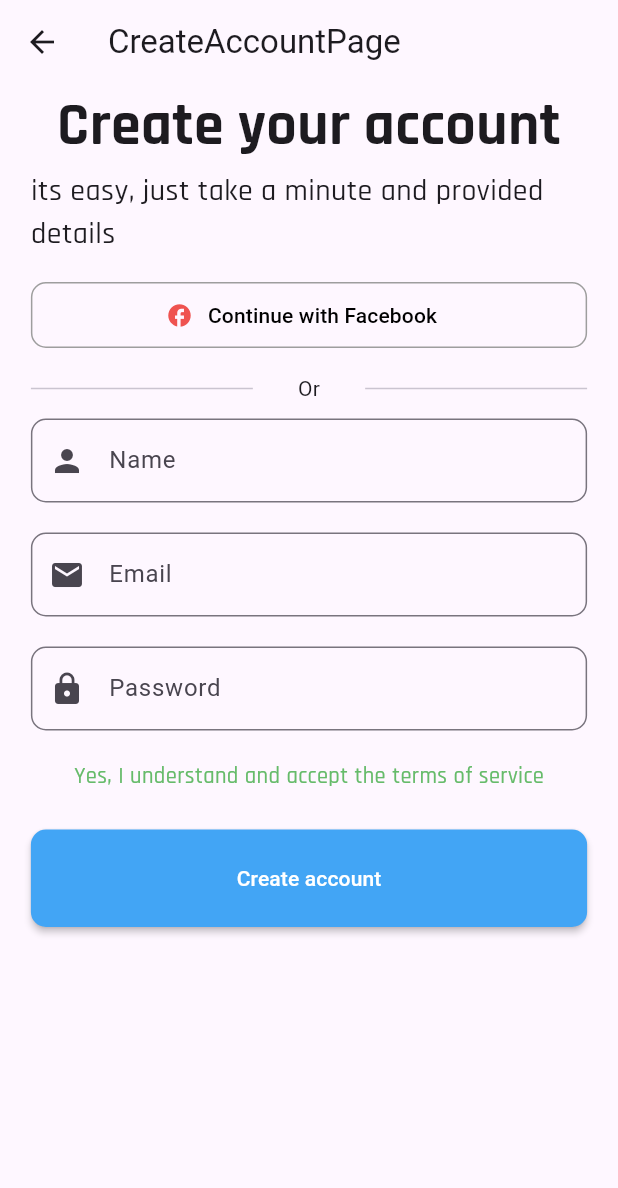
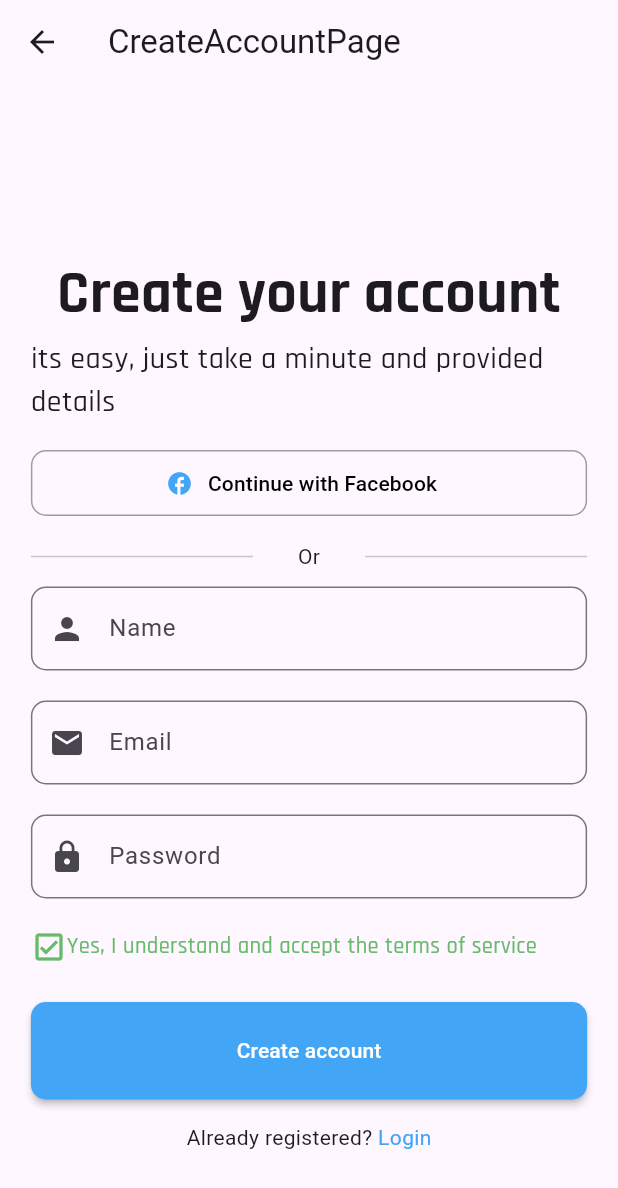
Before and after one commit to mechztcc/flutter-teacher-ment, a Flutter app: the CreateAccountPage screen opened by its route, on a phone screen of 412 x 824 dp. Shown: the top 1188 px of the screen. Run offline on Flutter 3.47's test engine with Material 3 defaults, Android fonts, the phone set to English and light mode, and no system bars; our stand-ins replace flutter_mobx, flutter_modular, google_fonts, mobx; generated files the repository leaves out were written again.

Commit message:
feat: first idea to create account page

```diff
--- a/lib/app/modules/auth/components/form-create-account_widget.dart
+++ b/lib/app/modules/auth/components/form-create-account_widget.dart
@@ -1,4 +1,5 @@
 import 'package:flutter/material.dart';
+import 'package:flutter_modular/flutter_modular.dart';
 import 'package:google_fonts/google_fonts.dart';
 import 'package:peter_space/app/shared/components/input-text_widget.dart';
 import 'package:peter_space/app/shared/components/primary-button_widget.dart';
@@ -56,12 +57,40 @@ class FormCreateAccountWidget extends StatelessWidget {
             ),
             Padding(
               padding: const EdgeInsets.symmetric(vertical: 10),
-              child: Text(
-                'Yes, I understand and accept the terms of service',
-                style: FontStyle().small(),
+              child: Row(
+                children: [
+                  Icon(
+                    Icons.check_box_outlined,
+                    color: Colors.green.shade400,
+                  ),
+                  Text(
+                    'Yes, I understand and accept the terms of service',
+                    style: FontStyle().small(),
+                  ),
+                ],
               ),
             ),
-            const PrimaryButtonWidget()
+            const PrimaryButtonWidget(),
+            Padding(
+              padding: const EdgeInsets.only(top: 15),
+              child: Row(
+                mainAxisAlignment: MainAxisAlignment.center,
+                children: [
+                  const Text(
+                    'Already registered?',
+                  ),
+                  GestureDetector(
+                    onTap: () {
+                      Modular.to.navigate('/login');
+                    },
+                    child: Text(
+                      ' Login',
+                      style: TextStyle(color: Colors.blue.shade400),
+                    ),
+                  ),
+                ],
+              ),
+            )
           ],
         ));
   }
--- a/lib/app/modules/auth/pages/create-account_page.dart
+++ b/lib/app/modules/auth/pages/create-account_page.dart
@@ -23,6 +23,7 @@ class CreateAccountPageState extends State<CreateAccountPage> {
             height: MediaQuery.of(context).size.height,
             child: const Expanded(
               child: Column(
+                mainAxisAlignment: MainAxisAlignment.center,
                 children: <Widget>[FormCreateAccountWidget()],
               ),
             ),
--- a/lib/app/shared/components/social-google-button_widget.dart
+++ b/lib/app/shared/components/social-google-button_widget.dart
@@ -27,7 +27,7 @@ class SocialGoogleButtonWidget extends StatelessWidget {
         child: Row(
           mainAxisAlignment: MainAxisAlignment.center,
           children: [
-            Icon(Icons.facebook, color: Colors.red.shade400),
+            Icon(Icons.facebook, color: Colors.blue.shade400),
             Container(
               margin: const EdgeInsets.symmetric(horizontal: 10),
               child: const Text(
```
